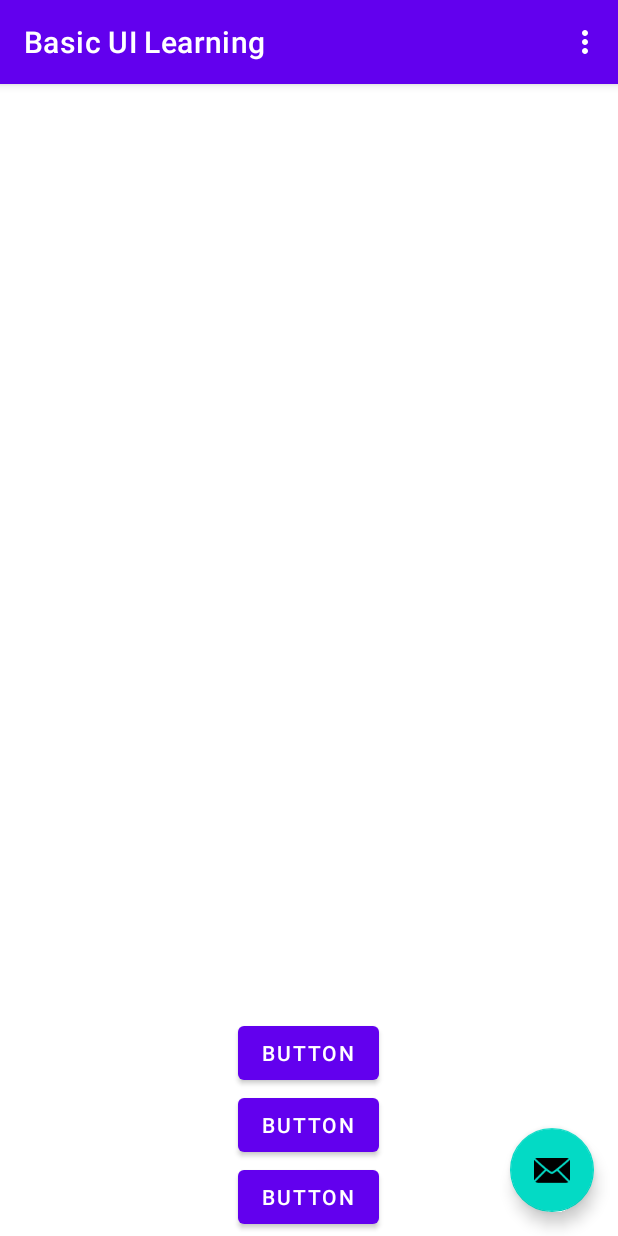
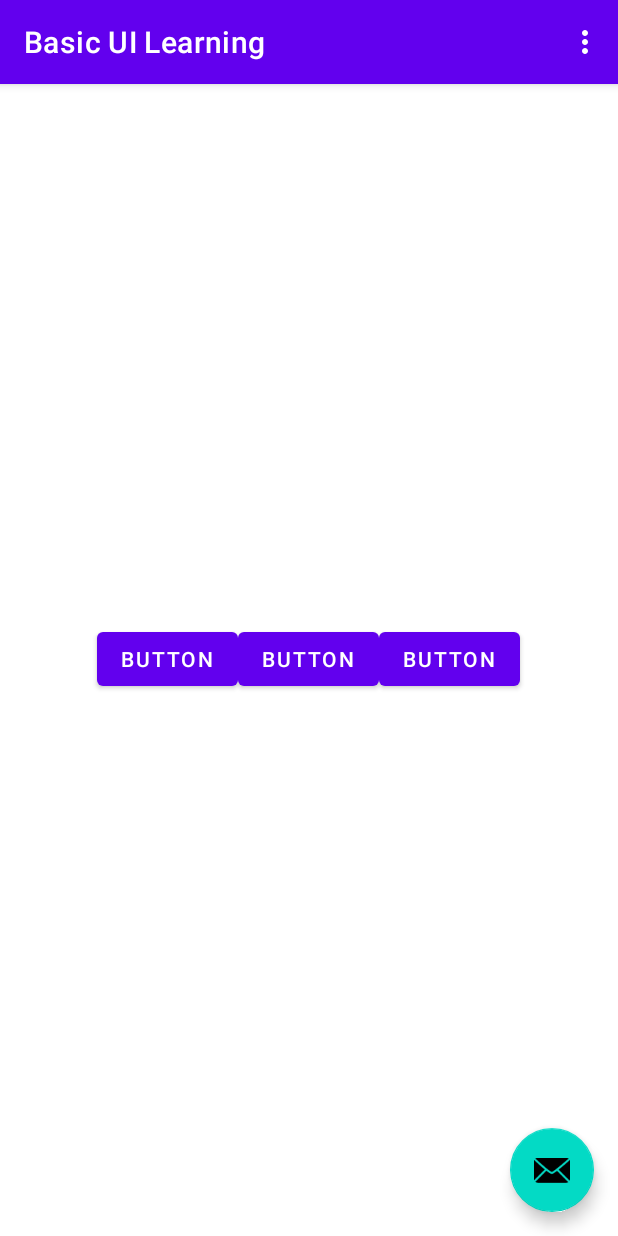
Before and after one commit to nasif-jaoadun/BasicUiLearning, an Android app: the screen it shows after launch (MainActivity), on a phone screen of 412 x 824 dp. Run offline under Robolectric (Android 15) with nearby library versions, the phone set to English and light mode, and no system bars; our stand-ins replace navigation-ui.

Commit message:
Position views with linear layout: horizontal lilnear layouut

```diff
--- a/app/src/main/res/layout/content_main.xml
+++ b/app/src/main/res/layout/content_main.xml
@@ -29,8 +29,8 @@
         android:layout_marginEnd="1dp"
         android:layout_marginStart="1dp"
         android:layout_marginTop="1dp"
-        android:orientation="vertical"
-        android:gravity="center|bottom"
+        android:orientation="horizontal"
+        android:gravity="center"
         app:layout_constraintBottom_toBottomOf="parent"
         app:layout_constraintEnd_toEndOf="parent"
         app:layout_constraintStart_toStartOf="parent"
```
